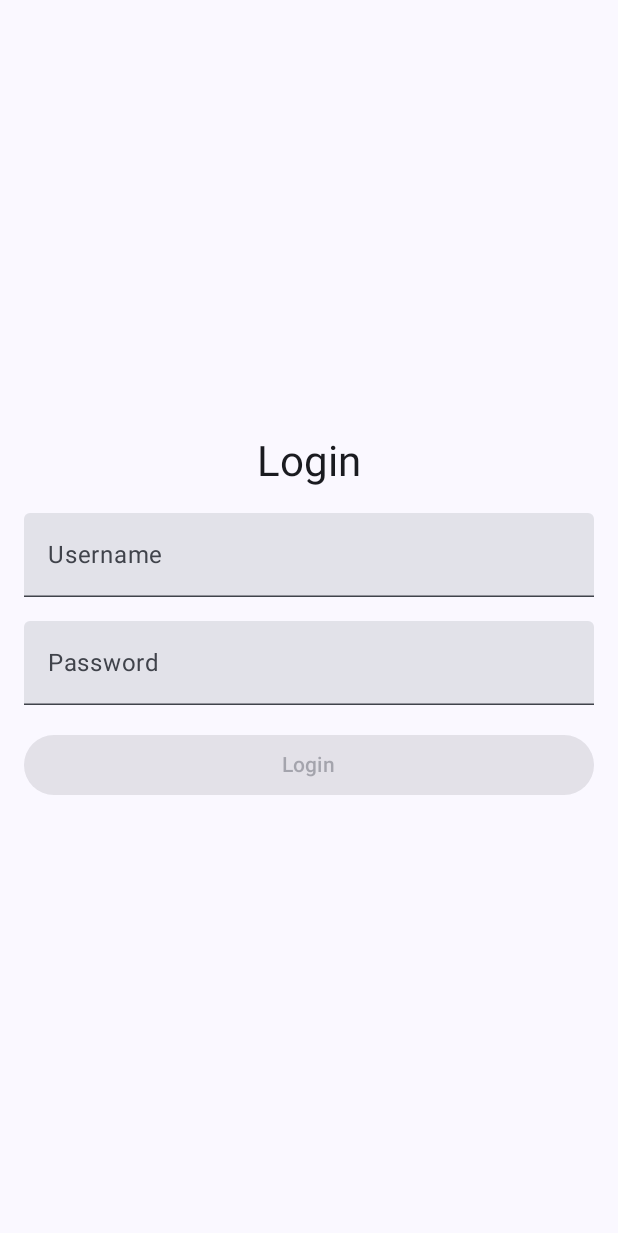
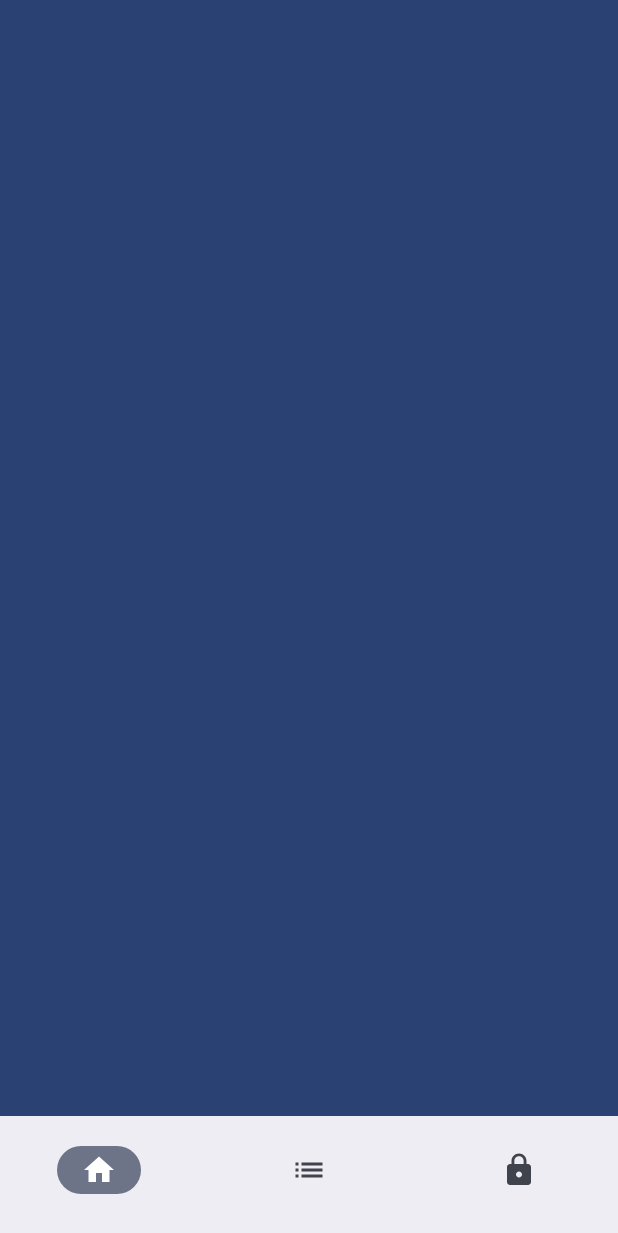
Before and after one commit to kgurda/PillWise, an Android app built with Jetpack Compose: the screen it shows after launch (MainActivity), on a phone screen of 412 x 824 dp. Shown: the top 1233 px of the screen. Run offline under Robolectric (Android 15) with nearby library versions, the phone set to English and light mode, and no system bars; our stand-ins replace Dagger/Hilt's generated code, navigation suite.

Commit message:
WIP navigation bar

```diff
--- a/app/build.gradle.kts
+++ b/app/build.gradle.kts
@@ -65,6 +65,8 @@ dependencies {
     implementation(libs.androidx.material3)
     implementation(libs.androidx.lifecycle.viewmodel.ktx)
     implementation(libs.androidx.lifecycle.viewmodel.compose)
+    implementation(libs.androidx.adaptive.navigation)
+    implementation(libs.androidx.navigation.compose)
 
     implementation(libs.hilt.android)
     kapt(libs.hilt.android.compiler)
--- /dev/null
+++ b/app/src/main/java/com/example/pillwise/AppNavigationSuiteScaffold.kt
@@ -0,0 +1,65 @@
+package com.example.pillwise
+
+import androidx.annotation.StringRes
+import androidx.compose.material.icons.Icons
+import androidx.compose.material.icons.automirrored.filled.List
+import androidx.compose.material.icons.filled.Home
+import androidx.compose.material.icons.filled.Lock
+import androidx.compose.material3.Icon
+import androidx.compose.material3.MaterialTheme
+import androidx.compose.material3.Text
+import androidx.compose.material3.adaptive.navigationsuite.NavigationSuiteScaffold
+import androidx.compose.runtime.Composable
+import androidx.compose.runtime.getValue
+import androidx.compose.runtime.mutableStateOf
+import androidx.compose.runtime.saveable.rememberSaveable
+import androidx.compose.runtime.setValue
+import androidx.compose.ui.graphics.vector.ImageVector
+import androidx.compose.ui.platform.LocalConfiguration
+import androidx.compose.ui.res.stringResource
+import androidx.window.core.layout.WindowWidthSizeClass
+import com.example.pillwise.feature.home.presentation.HomeScreen
+import com.example.pillwise.feature.list.presentation.ListScreen
+import com.example.pillwise.feature.login.presentation.LoginScreen
+
+@Composable
+fun AppNavigationSuiteScaffold() {
+    var currentScreen by rememberSaveable { mutableStateOf(Screen.HOME) }
+    val configuration = LocalConfiguration.current
+    val isMobile = configuration.screenWidthDp < 600
+    NavigationSuiteScaffold(
+        navigationSuiteItems = {
+            Screen.entries.forEach {
+                item(
+                    icon = {
+                        Icon(
+                            it.icon,
+                            contentDescription = stringResource(it.label)
+                        )
+                    },
+                    label = {if (!isMobile) { Text(stringResource(it.label)) } else null},
+                    selected = it == currentScreen,
+                    onClick = { currentScreen = it }
+                )
+            }
+        },
+        containerColor = MaterialTheme.colorScheme.primary,
+        contentColor = MaterialTheme.colorScheme.onPrimary,
+
+    ) {
+        when (currentScreen) {
+            Screen.HOME -> HomeScreen()
+            Screen.LIST -> ListScreen()
+            Screen.LOGIN -> LoginScreen()
+        }
+    }
+}
+
+enum class Screen(
+    @StringRes val label: Int,
+    val icon: ImageVector
+) {
+    HOME(R.string.home, Icons.Default.Home),
+    LIST(R.string.list, Icons.AutoMirrored.Filled.List),
+    LOGIN(R.string.login, Icons.Default.Lock),
+}
--- a/app/src/main/java/com/example/pillwise/MainActivity.kt
+++ b/app/src/main/java/com/example/pillwise/MainActivity.kt
@@ -7,7 +7,6 @@ import androidx.compose.foundation.layout.fillMaxSize
 import androidx.compose.material3.MaterialTheme
 import androidx.compose.material3.Surface
 import androidx.compose.ui.Modifier
-import com.example.pillwise.feature.login.presentation.LoginScreen
 import com.example.pillwise.ui.theme.PillWiseTheme
 import dagger.hilt.android.AndroidEntryPoint
 
@@ -21,9 +20,7 @@ class MainActivity : ComponentActivity() {
                     modifier = Modifier.fillMaxSize(),
                     color = MaterialTheme.colorScheme.background,
                 ) {
-                    // present navigation component here, just for setup project I just used LoginScreen
-
-                    LoginScreen()
+                    AppNavigationSuiteScaffold()
                 }
             }
         }
--- /dev/null
+++ b/app/src/main/java/com/example/pillwise/feature/home/presentation/HomeScreen.kt
@@ -0,0 +1,32 @@
+package com.example.pillwise.feature.home.presentation
+
+import androidx.compose.foundation.layout.Box
+import androidx.compose.foundation.layout.fillMaxSize
+import androidx.compose.foundation.layout.padding
+import androidx.compose.runtime.Composable
+import androidx.compose.ui.Alignment
+import androidx.compose.ui.Modifier
+import androidx.compose.ui.tooling.preview.Preview
+import androidx.compose.ui.unit.dp
+
+@Composable
+fun HomeScreen(
+    modifier: Modifier = Modifier
+) {
+    Box(
+        modifier = modifier
+            .fillMaxSize()
+            .padding(16.dp),
+        contentAlignment = Alignment.Center
+    ) {
+//        Button(onClick = { navController.navigate(NavigationItem.Login.route) }) {
+//            Text(text = "Login")
+//        }
+    }
+}
+
+@Preview
+@Composable
+private fun HomeScreenPreview() {
+    HomeScreen()
+}
--- a/app/src/main/res/values/strings.xml
+++ b/app/src/main/res/values/strings.xml
@@ -4,4 +4,7 @@
     <string name="username_text_field">Username</string>
     <string name="password_text_field">Password</string>
     <string name="login_button_name">Login</string>
+    <string name="home">Home</string>
+    <string name="list">List</string>
+    <string name="login">Login</string>
 </resources>
--- a/gradle/libs.versions.toml
+++ b/gradle/libs.versions.toml
@@ -11,6 +11,8 @@ kotlin = "2.0.21"
 coroutines = "1.7.3"
 mockito-core = "5.14.2"
 mockito-kotlin = "5.4.0"
+adaptive-navigation-suite = "1.3.0"
+navigation-compose = "2.8.4"
 
 [libraries]
 androidx-activity-compose = { module = "androidx.activity:activity-compose", version.ref = "activity-compose" }
@@ -27,6 +29,8 @@ androidx-ui-test-junit4 = { module = "androidx.compose.ui:ui-test-junit4" }
 androidx-ui-test-manifest = { module = "androidx.compose.ui:ui-test-manifest" }
 androidx-ui-tooling = { module = "androidx.compose.ui:ui-tooling" }
 androidx-ui-tooling-preview = { module = "androidx.compose.ui:ui-tooling-preview" }
+androidx-adaptive-navigation = { module = "androidx.compose.material3:material3-adaptive-navigation-suite", version.ref = "adaptive-navigation-suite" }
+androidx-navigation-compose = { module = "androidx.navigation:navigation-compose", version.ref = "navigation-compose" }
 hilt-android = { module = "com.google.dagger:hilt-android", version.ref = "hilt-android" }
 hilt-android-compiler = { module = "com.google.dagger:hilt-android-compiler", version.ref = "hilt-android-compiler" }
 junit = { module = "junit:junit", version.ref = "junit" }
```
Also changed, not shown: app/src/main/java/com/example/pillwise/feature/browse/presentation/BrowseScreen.kt (deleted, +0 -9 lines), app/src/main/java/com/example/pillwise/feature/list/presentation/ListScreen.kt (added, +21 -0 lines).
